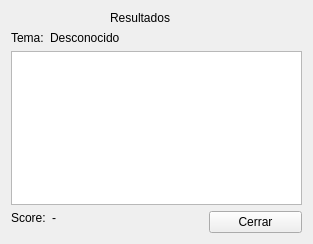
Old version of the form scoreform.ui in the repository defaultdavr21/ProyectoAskme.
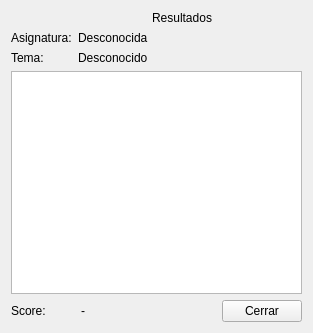
New version of the form.

Diff of the .ui file:
```diff
--- a/scoreform.ui
+++ b/scoreform.ui
@@ -7,15 +7,36 @@
     <x>0</x>
     <y>0</y>
     <width>313</width>
-    <height>244</height>
+    <height>333</height>
    </rect>
   </property>
   <property name="windowTitle">
    <string>Form</string>
   </property>
   <layout class="QGridLayout" name="gridLayout">
-   <item row="1" column="0" colspan="2">
+   <item row="0" column="2">
+    <widget class="QLabel" name="label_5">
+     <property name="text">
+      <string>Resultados</string>
+     </property>
+    </widget>
+   </item>
+   <item row="1" column="0" colspan="3">
     <layout class="QFormLayout" name="formLayout">
+     <item row="0" column="0">
+      <widget class="QLabel" name="labelasigname">
+       <property name="text">
+        <string>Asignatura:</string>
+       </property>
+      </widget>
+     </item>
+     <item row="0" column="1">
+      <widget class="QLabel" name="labelasignatura">
+       <property name="text">
+        <string>Desconocida</string>
+       </property>
+      </widget>
+     </item>
      <item row="1" column="0">
       <widget class="QLabel" name="labeltemaname">
        <property name="text">
@@ -32,41 +53,30 @@
      </item>
     </layout>
    </item>
-   <item row="2" column="0" colspan="3">
+   <item row="2" column="0" colspan="4">
     <widget class="QTableWidget" name="tableRes"/>
    </item>
    <item row="3" column="0">
-    <layout class="QFormLayout" name="formLayout_2">
-     <item row="0" column="0">
       <widget class="QLabel" name="labelscorename">
        <property name="text">
         <string>Score:</string>
        </property>
       </widget>
      </item>
-     <item row="0" column="1">
+   <item row="3" column="1">
       <widget class="QLabel" name="labelscore">
        <property name="text">
         <string>-</string>
        </property>
       </widget>
      </item>
-    </layout>
-   </item>
-   <item row="3" column="2">
+   <item row="3" column="3">
     <widget class="QPushButton" name="btcerrar">
      <property name="text">
       <string>Cerrar</string>
      </property>
     </widget>
    </item>
-   <item row="0" column="1">
-    <widget class="QLabel" name="label_5">
-     <property name="text">
-      <string>Resultados</string>
-     </property>
-    </widget>
-   </item>
   </layout>
  </widget>
  <resources/>
```
Lines whose indentation alone changed are shown as unchanged.
